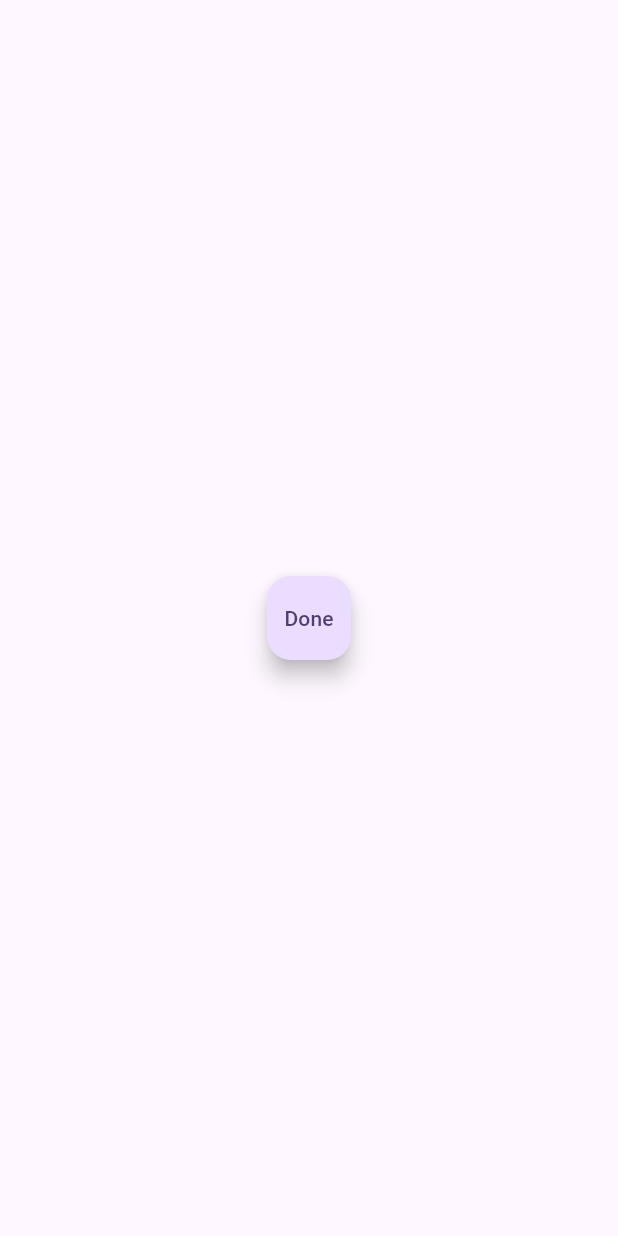
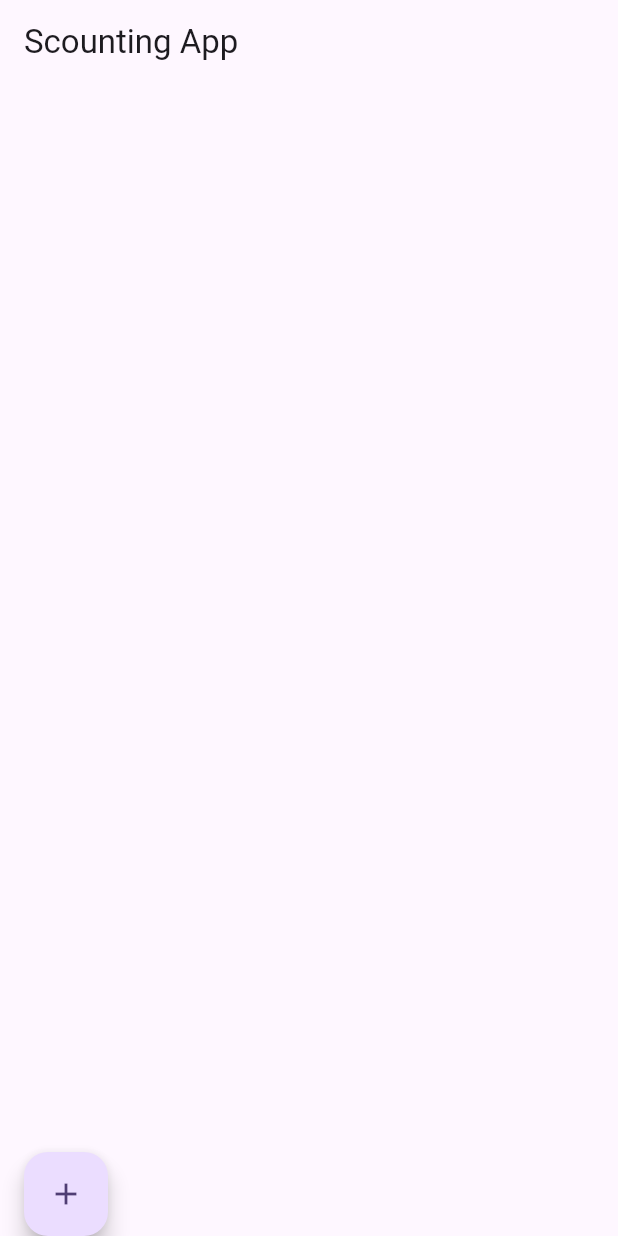
Before and after one commit to LeftAsteri/Prototyping-challenge, a Flutter app: the screen it shows after launch, on a phone screen of 412 x 824 dp. Run offline on Flutter 3.47's test engine with Material 3 defaults, Android fonts, the phone set to English and light mode, and no system bars.

Commit message:
Original File

```diff
--- a/lib/main.dart
+++ b/lib/main.dart
@@ -6,8 +6,6 @@ import 'package:http/http.dart' as http;
 void main() {
   runApp(const MyApp());
 }
-
-
 
 Future<void> sendWebhook(String content) async {
   final String webhookUrl =
@@ -62,22 +60,20 @@ class _MyHomePageState extends State<MyHomePage> {
   @override
   Widget build(BuildContext context) {
     return Scaffold(
+      appBar: AppBar(title: const Text('Scounting App')),
       body: Center(
         child: Column(
           mainAxisAlignment: MainAxisAlignment.center,
-          children: [
-            FloatingActionButton(
-              onPressed: () {
-                sendWebhook('**{}{}{}{}{}{}{}{}{}{}**\n'
-                    '');
-
-              },
-
-              child: Text('Done'),
-            ),
-          ],
+          children: [],
         ),
       ),
+      floatingActionButton: FloatingActionButton(
+        onPressed: () {
+          sendWebhook('**{}{}{}{}{}{}{}{}{}{}**\nMeow');
+        },
+        child: const Icon(Icons.add),
+      ),
+      floatingActionButtonLocation: FloatingActionButtonLocation.startDocked,
     );
   }
 }
```
